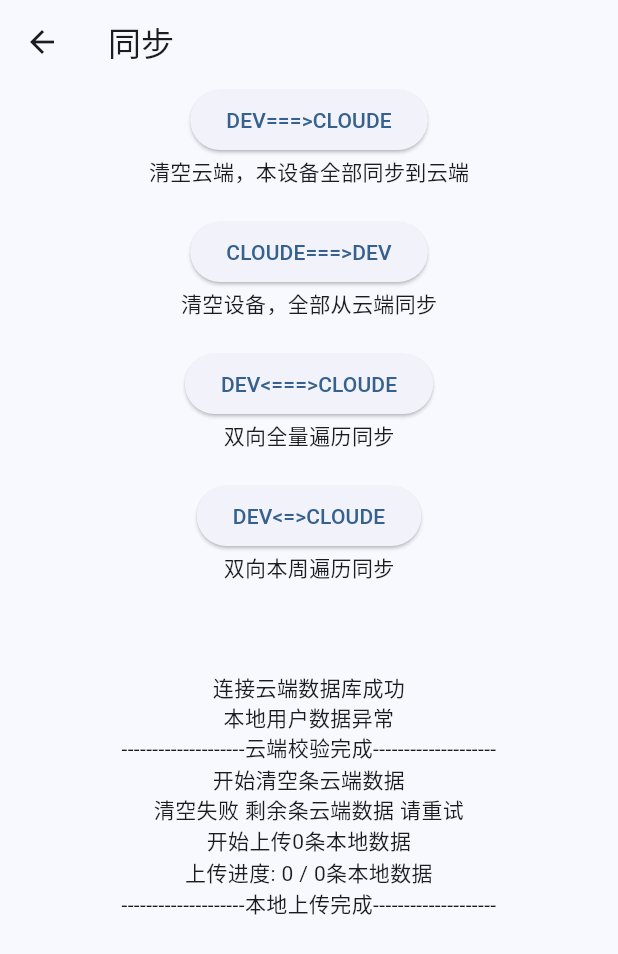
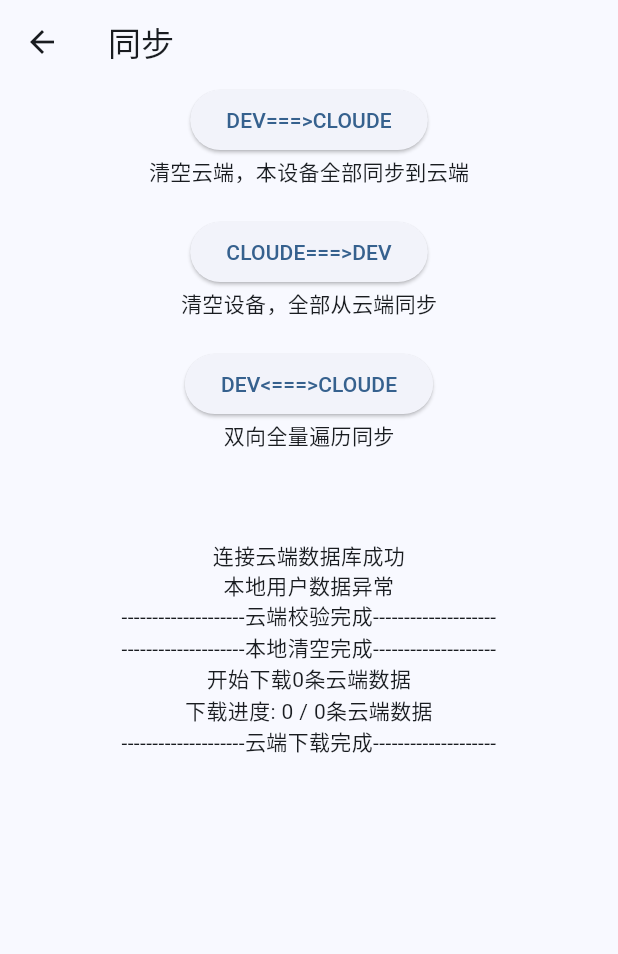
Before and after one commit to rrrroe/IcebergNote, a Flutter app: the SyncPage screen opened directly, after a tap on "DEV===>CLOUDE", after a tap on "CLOUDE===>DEV", on a phone screen of 412 x 824 dp. Shown: the top 954 px of the screen. Run offline on Flutter 3.47's test engine with Material 2 defaults, Android fonts, the phone set to English and light mode, and no system bars; our stand-ins replace csv, device_info_plus, file_picker, fl_chart, flutter_login, get and 5 more; missing offline and left inert: clipboard, flutter_pickers, flutter_rounded_date_picker, postgres, swipable_stack; accounts and stored records are empty; generated files the repository leaves out were written again; Roboto replaces fonts that are missing (LXGWWenKai).

Commit message:
obid改为随机安全的uuid，完成迁移，完成全库下载功能

```diff
--- a/lib/notes.dart
+++ b/lib/notes.dart
@@ -4,7 +4,7 @@ part 'notes.g.dart';
 @RealmModel()
 class _Notes {
   @PrimaryKey()
-  late ObjectId id;
+  late Uuid id;
   late String noteFolder;
   late String noteTitle;
   late String noteContext;
--- a/lib/postgresql/sync.dart
+++ b/lib/postgresql/sync.dart
@@ -11,6 +11,7 @@ import 'package:postgres/postgres.dart';
 import 'package:realm/realm.dart';
 import 'package:shared_preferences/shared_preferences.dart';
 
+String syncProcess = '';
 Future<void> initConnect() async {}
 
 Future<void> postgreSQLQuery() async {
@@ -100,7 +101,7 @@ class _SyncPageState extends State<SyncPage> {
             }
           } else {
             setState(() {
-              syncProcess = '$syncProcess\n查询到已有数据库';
+              syncProcess = '$syncProcess\n查询到已有云端数据库';
             });
           }
         }
@@ -124,7 +125,7 @@ class _SyncPageState extends State<SyncPage> {
       num = await postgreSQLConnection!.execute("DELETE FROM u$id.n$id");
       if (num != 0) {
         setState(() {
-          syncProcess = '$syncProcess\n清空失败 剩余$num条云端数据 请重试';
+          syncProcess = '$syncProcess\n清空失败 剩余$num条云端数据 正在重试';
         });
       } else {
         setState(() {
@@ -162,9 +163,54 @@ class _SyncPageState extends State<SyncPage> {
     });
   }
 
-  Future<void> remotetolocal(List result) async {
-    var noteList = realm.query<Notes>("id == '${result[0]}' SORT(id DESC)");
+  Future<void> clearLocalDatabase() async {
+    var localResults = realm.all<Notes>();
+    if (localResults.isNotEmpty) {
+      setState(() {
+        syncProcess = '$syncProcess\n开始清空${localResults.length}条本地数据';
+      });
+    }
+    realm.write(() {
+      realm.deleteAll<Notes>();
+    });
+    localResults = realm.all<Notes>();
+    if (localResults.isNotEmpty) {
+      setState(() {
+        syncProcess = '$syncProcess\n清空失败 剩余${localResults.length}条本地数据 正在重试';
+      });
+    } else {
+      setState(() {
+        syncProcess =
+            '$syncProcess\n--------------------本地清空完成--------------------';
+      });
+    }
+  }
+
+  Future<void> allRemoteToLocal() async {
+    var remoteResults =
+        await postgreSQLConnection!.query("SELECT * FROM u$id.n$id");
+    setState(() {
+      syncProcess = '$syncProcess\n开始下载${remoteResults.length}条云端数据';
+      syncProcess = '$syncProcess\n下载进度: 0 / ${remoteResults.length}条云端数据';
+    });
+    for (int i = 0; i < remoteResults.length; i++) {
+      setState(() {
+        syncProcess = syncProcess.replaceAll('下载进度: $i', '下载进度: ${i + 1}');
+      });
+      await insertLocal(remoteResults[i]);
+    }
+    //
+    setState(() {
+      syncProcess =
+          '$syncProcess\n--------------------云端下载完成--------------------';
+    });
+  }
+
+  Future<void> remotetolocal1(List result) async {
+    var noteList =
+        realm.query<Notes>("id == '${result[0]}' SORT(noteCreateDate DESC)");
     if (noteList.isEmpty) {
+      await insertLocal(result);
     } else if (noteList.length == 1) {
       Notes note = noteList[0];
       if (note.noteUpdateDate.isBefore(result[23])) {
@@ -211,10 +257,10 @@ class _SyncPageState extends State<SyncPage> {
     });
   }
 
-  Future<void> insertLocal(Notes note, List result) async {
+  Future<void> insertLocal(List result) async {
     realm.write(() {
       realm.add(Notes(
-        ObjectId(),
+        Uuid.fromString(result[0]),
         result[1],
         result[2],
         result[3],
@@ -256,7 +302,6 @@ class _SyncPageState extends State<SyncPage> {
         "INSERT INTO u$id.n$id VALUES ('${note.id}', '${note.noteFolder}', '${note.noteTitle}', '${note.noteContext}', '${note.noteType}', '${note.noteProject}', '${note.noteTags}', '${note.noteAttachments}', '${note.noteReferences}', '${note.noteSource}', '${note.noteAuthor}', '${note.noteNext}', '${note.noteLast}', '${note.notePlace}', '${note.noteIsStarred}', '${note.noteIsLocked}', '${note.noteIstodo}', '${note.noteIsDeleted}', '${note.noteIsShared}', '${note.noteIsAchive}', '${note.noteFinishState}', '${note.noteIsReviewed}', '${note.noteCreateDate.toString().substring(0, 19)}','${note.noteUpdateDate.toString().substring(0, 19)}', '${note.noteAchiveDate.toString().substring(0, 19)}', '${note.noteDeleteDate.toString().substring(0, 19)}', '${note.noteFinishDate.toString().substring(0, 19)}', '${note.noteAlarmDate.toString().substring(0, 19)}')");
   }
 
-  String syncProcess = '';
   PostgreSQLConnection? postgreSQLConnection;
   @override
   Widget build(BuildContext context) {
@@ -273,14 +318,20 @@ class _SyncPageState extends State<SyncPage> {
                 syncProcess = '';
                 await checkRemoteDatabase();
                 await clearRemoteDatabase();
-                allLocalToRemote();
+                await allLocalToRemote();
+                postgreSQLConnection!.queueSize;
               },
               child: const Text('DEV===>CLOUDE'),
             ),
             const Text('清空云端，本设备全部同步到云端'),
             const SizedBox(height: 20),
             ElevatedButton(
-              onPressed: () async {},
+              onPressed: () async {
+                syncProcess = '';
+                await checkRemoteDatabase();
+                await clearLocalDatabase();
+                await allRemoteToLocal();
+              },
               child: const Text('CLOUDE===>DEV'),
             ),
             const Text('清空设备，全部从云端同步'),
@@ -290,12 +341,6 @@ class _SyncPageState extends State<SyncPage> {
               child: const Text('DEV<===>CLOUDE'),
             ),
             const Text('双向全量遍历同步'),
-            const SizedBox(height: 20),
-            ElevatedButton(
-              onPressed: () {},
-              child: const Text('DEV<=>CLOUDE'),
-            ),
-            const Text('双向本周遍历同步'),
             const SizedBox(height: 40),
             Text(
               syncProcess,
--- a/lib/screen/card.dart
+++ b/lib/screen/card.dart
@@ -10,7 +10,7 @@ import 'noteslist_screen.dart';
 Widget buildRecordCardOfList(Notes note, int mod, BuildContext context,
     VoidCallback refreshList, Map template, Map templateProperty) {
   // var templateNote = realm.query<Notes>(
-  //     "noteType == \$0 AND noteProject == \$1 AND noteIsDeleted != true SORT(id DESC) LIMIT(1)",
+  //     "noteType == \$0 AND noteProject == \$1 AND noteIsDeleted != true SORT(noteCreateDate DESC) LIMIT(1)",
   //     [
   //       '.表头',
   //       note.noteProject,
--- a/lib/screen/login_screen.dart
+++ b/lib/screen/login_screen.dart
@@ -106,7 +106,7 @@ class LoginScreenState extends State<LoginScreen> {
         } else if (results.isEmpty) {
           var tmp = sha512.convert(utf8.encode('${data.password}IceBergNote'));
           int back = await connection!.execute(
-              "INSERT INTO userinfo (id, name, email, password, isadmin, createtime, viptime, phone, devices) VALUES (${no[0][0]}, '${data.additionalSignupData!['昵称'] ?? ''}', '${data.name}', '$tmp', 'f', '$date1', '$date2','${data.additionalSignupData!['手机'] ?? ''}', '${deviceUniqueId == '未知设备' ? '' : deviceUniqueId}')");
+              "INSERT INTO userinfo (id, name, email, password, isadmin, noteCreateDate, viptime, phone, devices) VALUES (${no[0][0]}, '${data.additionalSignupData!['昵称'] ?? ''}', '${data.name}', '$tmp', 'f', '$date1', '$date2','${data.additionalSignupData!['手机'] ?? ''}', '${deviceUniqueId == '未知设备' ? '' : deviceUniqueId}')");
           if (back == 1) {
             final SharedPreferences userLocalInfo =
                 await SharedPreferences.getInstance();
--- a/lib/screen/record_report.dart
+++ b/lib/screen/record_report.dart
@@ -85,10 +85,10 @@ class _ReportScreenState extends State<ReportScreen>
     }
     selectDuration = widget.duration;
     notesList = realm.query<Notes>(
-        "( noteProject == \$0 OR noteProject == \$1 ) AND noteType == '.记录' AND noteIsDeleted != true SORT(id ASC)",
+        "( noteProject == \$0 OR noteProject == \$1 ) AND noteType == '.记录' AND noteIsDeleted != true SORT(noteCreateDate ASC)",
         [currentProject, '$currentProject/']);
     templateNote = realm.query<Notes>(
-        "noteType == \$0 AND noteProject == \$1 AND noteIsDeleted != true SORT(id DESC) LIMIT(1)",
+        "noteType == \$0 AND noteProject == \$1 AND noteIsDeleted != true SORT(noteCreateDate DESC) LIMIT(1)",
         [
           '.表头',
           currentProject,
@@ -588,7 +588,7 @@ class _ReportScreenState extends State<ReportScreen>
                   DateTime endDay = lastDay;
 
                   var notesListX = realm.query<Notes>(
-                      "( noteProject == \$0 ) AND noteType == '.记录' AND noteIsDeleted != true SORT(id ASC)",
+                      "( noteProject == \$0 ) AND noteType == '.记录' AND noteIsDeleted != true SORT(noteCreateDate ASC)",
                       [currentProject]);
                   List<Map> recordListX = [];
                   for (int i = 0; i < notesListX.length; i++) {
--- a/lib/screen/record_screen.dart
+++ b/lib/screen/record_screen.dart
@@ -102,7 +102,7 @@ class RecordChangePageState extends State<RecordChangePage> {
       widget.projectList.add(projectDistinctList[i].noteProject);
     }
     templateNote = realm.query<Notes>(
-        "noteType == \$0 AND noteProject == \$1 AND noteIsDeleted != true SORT(id DESC) LIMIT(1)",
+        "noteType == \$0 AND noteProject == \$1 AND noteIsDeleted != true SORT(noteCreateDate DESC) LIMIT(1)",
         [
           '.表头',
           widget.note.noteProject,
@@ -607,7 +607,7 @@ class _PropertyCardState extends State<PropertyCard> {
         //       double.tryParse(propertySettings.last);
       } else if (propertySettings.last == '上次') {
         var searchResult = realm.query<Notes>(
-            " noteProject == \$0 AND noteType == '.记录' AND noteIsDeleted != true SORT(id DESC) LIMIT(2)",
+            " noteProject == \$0 AND noteType == '.记录' AND noteIsDeleted != true SORT(noteCreateDate DESC) LIMIT(2)",
             [widget.note.noteProject]);
         if (searchResult.length > 1) {
           if (checkNoteFormat(searchResult[1])) {
@@ -622,7 +622,7 @@ class _PropertyCardState extends State<PropertyCard> {
         }
       } else if (propertySettings.last == '递增') {
         var searchResult = realm.query<Notes>(
-            " noteProject == \$0 AND noteType == '.记录' AND noteIsDeleted != true SORT(id DESC) LIMIT(2)",
+            " noteProject == \$0 AND noteType == '.记录' AND noteIsDeleted != true SORT(noteCreateDate DESC) LIMIT(2)",
             [widget.note.noteProject]);
         if (searchResult.length > 1) {
           if (checkNoteFormat(searchResult[1])) {
```
Also changed, not shown: lib/main.dart (+10 -10 lines), lib/screen/import_screen.dart (+7 -4 lines), lib/screen/input_screen.dart (+7 -4 lines), lib/screen/noteslist_screen.dart (+11 -8 lines), lib/screen/review_screen.dart (+21 -18 lines), lib/screen/todo_screen.dart (+4 -4 lines), lib/notes.g.dart.
